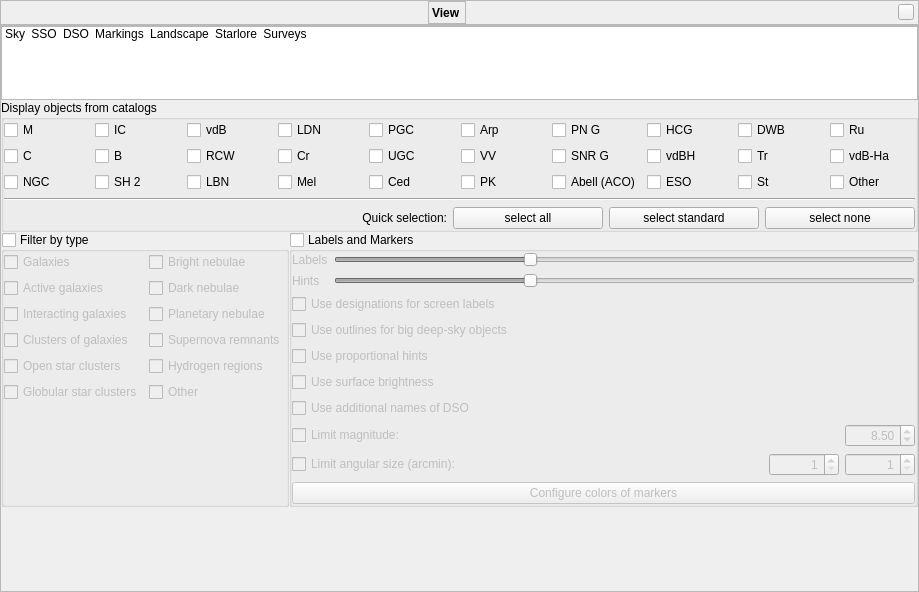
Old version of the form src/gui/viewDialog.ui in the repository Stellarium/stellarium.
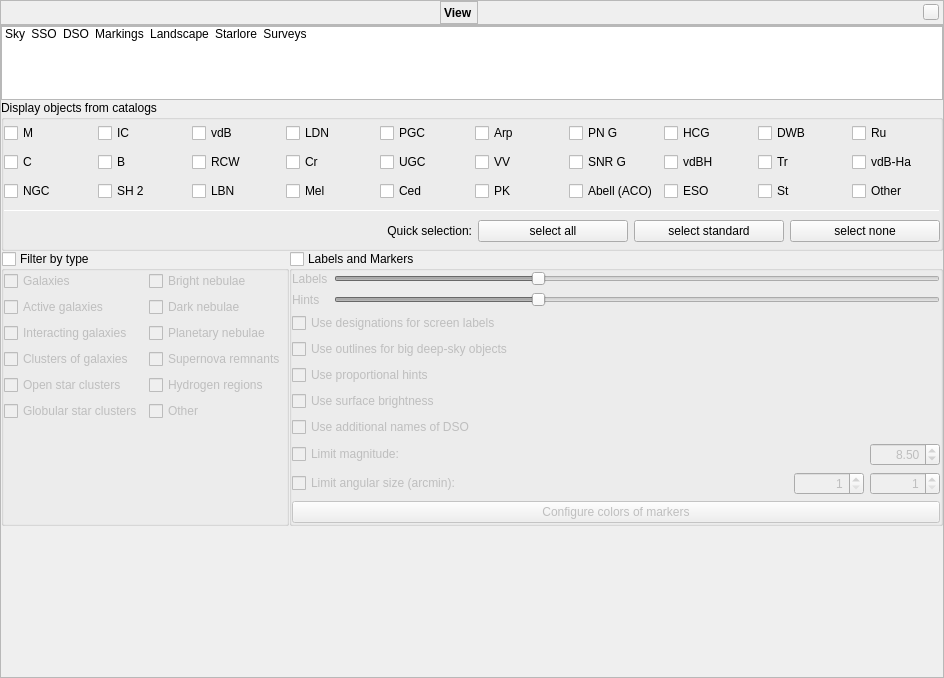
New version of the form. The open tabs and pages were chosen to show the change. Icons and pictures are not drawn. Custom widgets are drawn as their Qt base class.

```diff
--- a/src/gui/viewDialog.ui
+++ b/src/gui/viewDialog.ui
@@ -6,8 +6,8 @@
    <rect>
     <x>0</x>
     <y>0</y>
-    <width>919</width>
-    <height>592</height>
+    <width>944</width>
+    <height>678</height>
    </rect>
   </property>
   <property name="font">
@@ -2469,6 +2469,12 @@
                  <height>1</height>
                 </size>
                </property>
+               <property name="maximumSize">
+                <size>
+                 <width>16777215</width>
+                 <height>1</height>
+                </size>
+               </property>
                <property name="orientation">
                 <enum>Qt::Horizontal</enum>
                </property>
```
Left out of the diff: 4 changed lines with no effect on the pictures.
